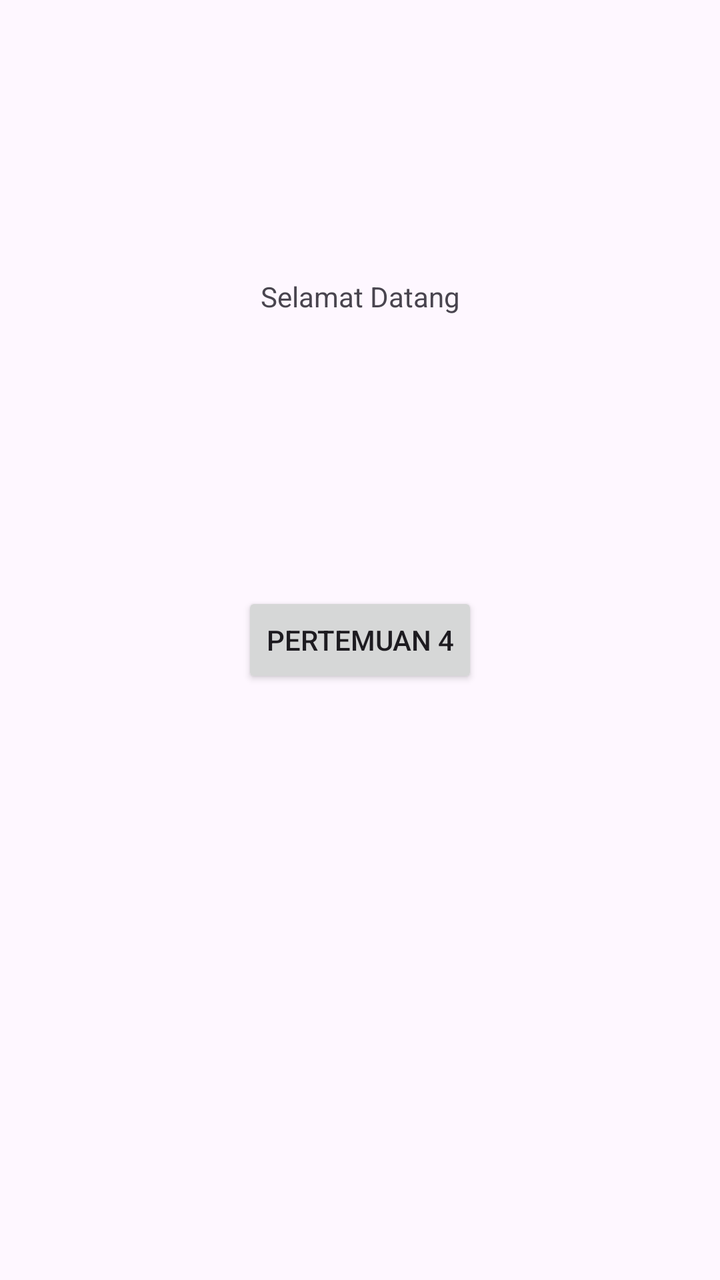
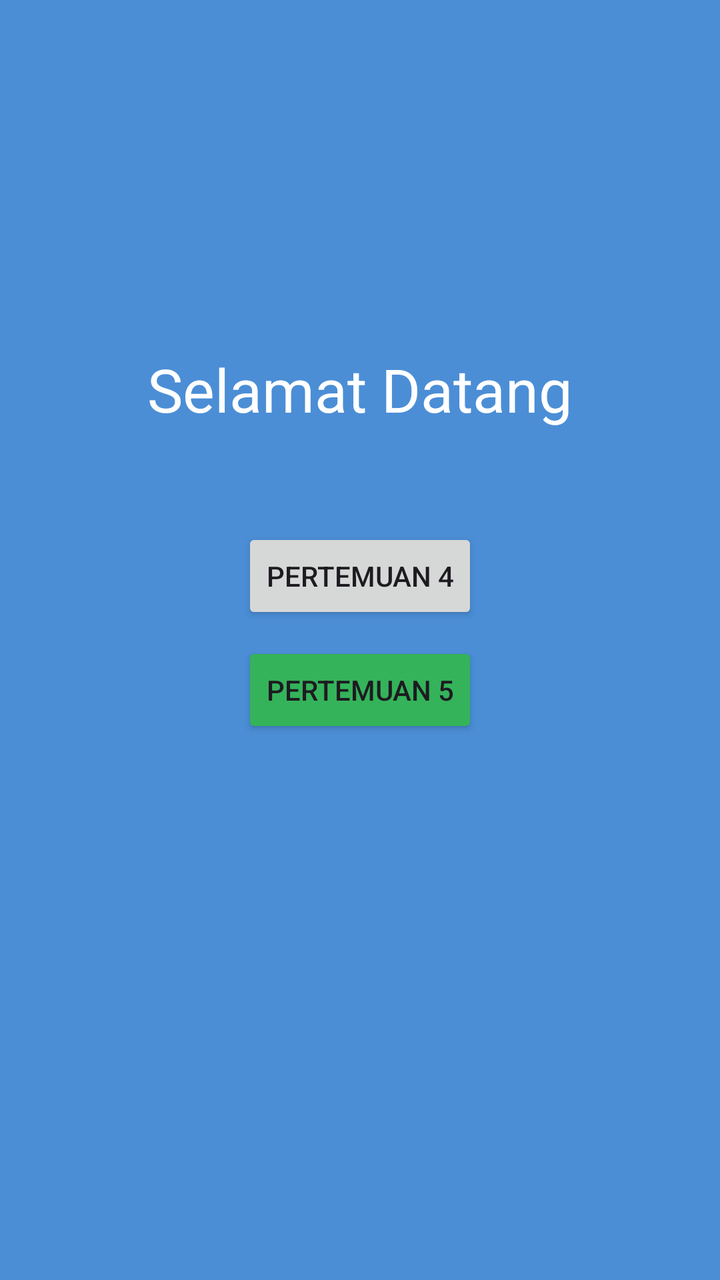

The first picture is an Android layout as it rendered before a commit; the second is the same layout after the commit. The layout source and the unified diff follow.
<!-- AndroidManifest.xml: application theme Theme.Farid24TIF -->
<!-- res/layout/activity_main.xml -->
<?xml version="1.0" encoding="utf-8"?>
<androidx.constraintlayout.widget.ConstraintLayout xmlns:android="http://schemas.android.com/apk/res/android"
    xmlns:app="http://schemas.android.com/apk/res-auto"
    xmlns:tools="http://schemas.android.com/tools"
    android:id="@+id/main"
    android:layout_width="match_parent"
    android:layout_height="match_parent"
    tools:context=".MainActivity">

    <Button
        android:id="@+id/btnToFourth"
        android:layout_width="wrap_content"
        android:layout_height="wrap_content"
        android:text="Pertemuan 4"
        app:layout_constraintTop_toTopOf="parent"
        app:layout_constraintBottom_toBottomOf="parent"
        app:layout_constraintStart_toStartOf="parent"
        app:layout_constraintEnd_toEndOf="parent" />

    <TextView
        android:id="@+id/textView3"
        android:layout_width="wrap_content"
        android:layout_height="wrap_content"
        android:text="Selamat Datang"
        app:layout_constraintBottom_toTopOf="@+id/btnToFourth"
        app:layout_constraintEnd_toEndOf="parent"
        app:layout_constraintStart_toStartOf="parent"
        app:layout_constraintTop_toTopOf="parent" />

</androidx.constraintlayout.widget.ConstraintLayout>
<!-- resources referenced by this layout -->
<resources>
  <style name="Theme.Farid24TIF" parent="Base.Theme.Farid24TIF" />
  <style name="Base.Theme.Farid24TIF" parent="Theme.Material3.DayNight.NoActionBar">
          
          
      </style>
</resources>

<!-- the commit's change to res/layout/activity_main.xml (unified diff, before → after) -->
@@ -5,26 +5,42 @@
     android:id="@+id/main"
     android:layout_width="match_parent"
     android:layout_height="match_parent"
+    android:background="#4B8ED6"
     tools:context=".MainActivity">
 
     <Button
         android:id="@+id/btnToFourth"
         android:layout_width="wrap_content"
         android:layout_height="wrap_content"
+        android:layout_marginTop="264dp"
         android:text="Pertemuan 4"
-        app:layout_constraintTop_toTopOf="parent"
-        app:layout_constraintBottom_toBottomOf="parent"
+        app:layout_constraintEnd_toEndOf="parent"
         app:layout_constraintStart_toStartOf="parent"
-        app:layout_constraintEnd_toEndOf="parent" />
+        app:layout_constraintTop_toTopOf="parent" />
 
     <TextView
         android:id="@+id/textView3"
         android:layout_width="wrap_content"
         android:layout_height="wrap_content"
         android:text="Selamat Datang"
+        android:textColor="@color/white"
+        android:textSize="30sp"
         app:layout_constraintBottom_toTopOf="@+id/btnToFourth"
         app:layout_constraintEnd_toEndOf="parent"
         app:layout_constraintStart_toStartOf="parent"
-        app:layout_constraintTop_toTopOf="parent" />
+        app:layout_constraintTop_toTopOf="parent"
+        app:layout_constraintVertical_bias="0.779" />
+
+    <Button
+        android:id="@+id/btnToFifth"
+        android:layout_width="wrap_content"
+        android:layout_height="wrap_content"
+        android:backgroundTint="#34B35A"
+        android:text="Pertemuan 5"
+        app:layout_constraintBottom_toBottomOf="parent"
+        app:layout_constraintEnd_toEndOf="parent"
+        app:layout_constraintStart_toStartOf="parent"
+        app:layout_constraintTop_toBottomOf="@+id/btnToFourth"
+        app:layout_constraintVertical_bias="0.032" />
 
 </androidx.constraintlayout.widget.ConstraintLayout>
<!-- resource entries referenced after the edit -->
@@ -1,5 +1,6 @@
 <!-- resources referenced by this layout -->
 <resources>
+  <color name="white">#FFFFFFFF</color>
   <style name="Theme.Farid24TIF" parent="Base.Theme.Farid24TIF" />
   <style name="Base.Theme.Farid24TIF" parent="Theme.Material3.DayNight.NoActionBar">
           
